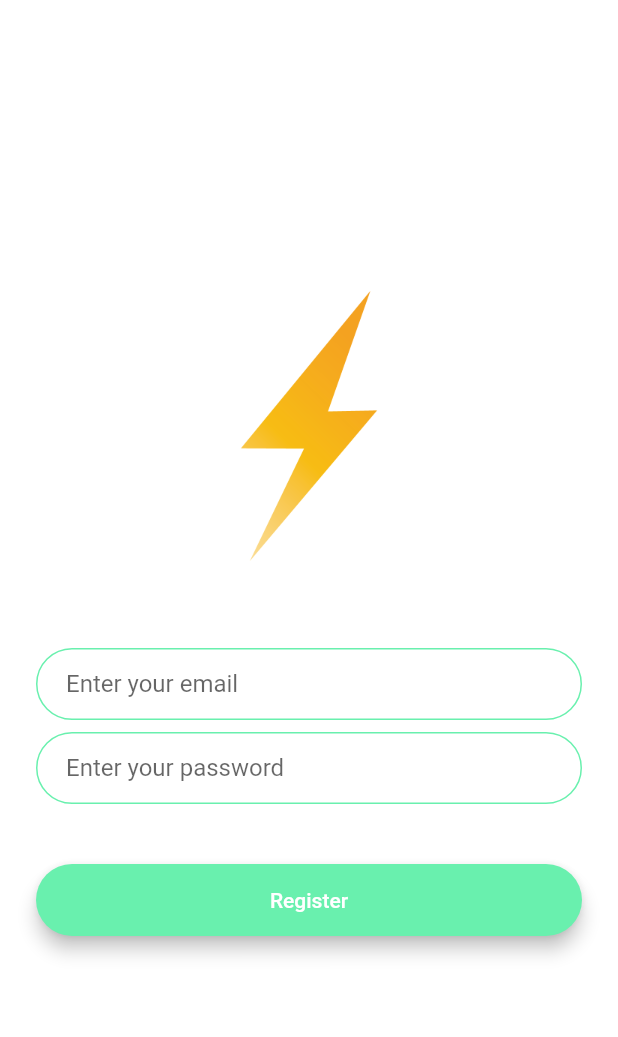
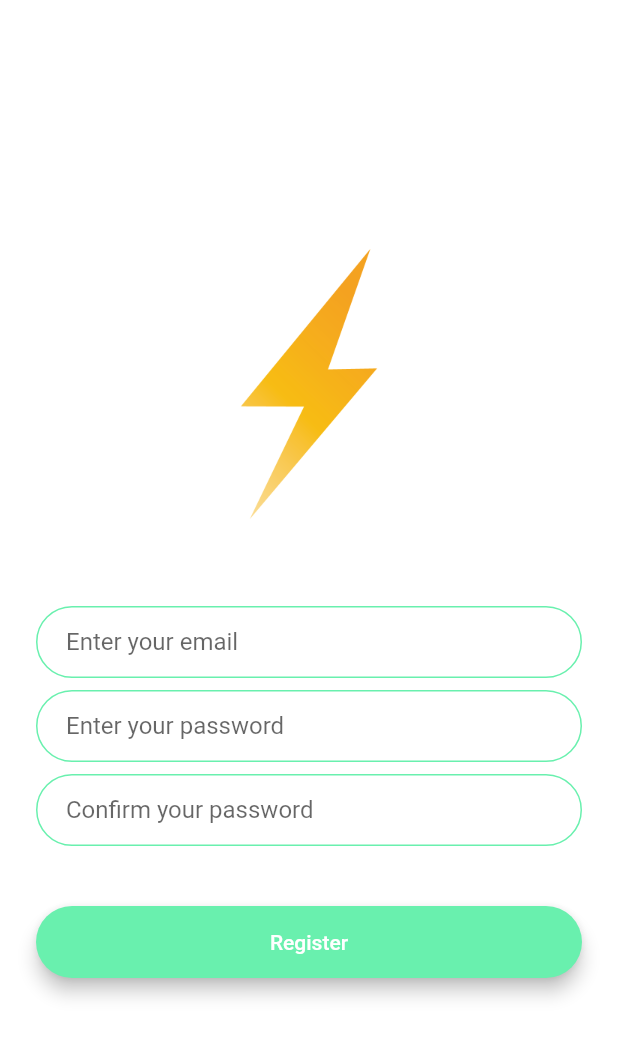
Before and after one commit to Blackrose-blackhat/chat-app, a Flutter app: the screen it shows after launch, after a tap on "Registration", on a phone screen of 412 x 824 dp. Shown: the top 1037 px of the screen. Run offline on Flutter 3.47's test engine with Material 2 defaults, Android fonts, the phone set to English and light mode, and no system bars.

Commit message:
UI completed

```diff
--- a/lib/main.dart
+++ b/lib/main.dart
@@ -15,8 +15,8 @@ class MyApp extends StatelessWidget {
   @override
   Widget build(BuildContext context) {
     return MaterialApp(
-      initialRoute: '/',
       onGenerateRoute: (settings) => RouteGenerate.generateRoute(settings),
+      initialRoute: WelcomeScreen.routeName,
       theme: ThemeData(
         textTheme: const TextTheme(
           bodyMedium: TextStyle(
@@ -26,7 +26,6 @@ class MyApp extends StatelessWidget {
           ),
         ),
       ),
-      home: WelcomeScreen(),
     );
   }
 }
--- a/lib/screens/chat_screen.dart
+++ b/lib/screens/chat_screen.dart
@@ -2,6 +2,7 @@ import 'package:flutter/material.dart';
 import 'package:chaaat/constants.dart';
 
 class ChatScreen extends StatefulWidget {
+  static const routeName = 'chat-screen';
   @override
   _ChatScreenState createState() => _ChatScreenState();
 }
--- a/lib/screens/registration_page.dart
+++ b/lib/screens/registration_page.dart
@@ -1,6 +1,7 @@
 import 'package:flutter/material.dart';
 
 class RegistrationScreen extends StatefulWidget {
+  static const routeName = '/Register-screen';
   @override
   _RegistrationScreenState createState() => _RegistrationScreenState();
 }
@@ -16,15 +17,18 @@ class _RegistrationScreenState extends State<RegistrationScreen> {
           mainAxisAlignment: MainAxisAlignment.center,
           crossAxisAlignment: CrossAxisAlignment.stretch,
           children: <Widget>[
-            Container(
-              height: 200.0,
-              child: Image.asset('assets/images/logo.png'),
+            Hero(
+              tag: 'logo',
+              child: Container(
+                height: 200.0,
+                child: Image.asset('assets/images/logo.png'),
+              ),
             ),
             const SizedBox(
               height: 48.0,
             ),
             TextField(
-              onChanged: (value) {
+              onChanged: (val) {
                 //Do something with the user input.
               },
               decoration: const InputDecoration(
@@ -48,11 +52,35 @@ class _RegistrationScreenState extends State<RegistrationScreen> {
               height: 8.0,
             ),
             TextField(
-              onChanged: (value) {
+              onChanged: (val) {
                 //Do something with the user input.
               },
               decoration: const InputDecoration(
                 hintText: 'Enter your password',
+                contentPadding:
+                    EdgeInsets.symmetric(vertical: 10.0, horizontal: 20.0),
+                border: OutlineInputBorder(
+                  borderRadius: BorderRadius.all(Radius.circular(32.0)),
+                ),
+                enabledBorder: OutlineInputBorder(
+                  borderSide: BorderSide(color: Colors.greenAccent, width: 1.0),
+                  borderRadius: BorderRadius.all(Radius.circular(32.0)),
+                ),
+                focusedBorder: OutlineInputBorder(
+                  borderSide: BorderSide(color: Colors.greenAccent, width: 2.0),
+                  borderRadius: BorderRadius.all(Radius.circular(32.0)),
+                ),
+              ),
+            ),
+            const SizedBox(
+              height: 8.0,
+            ),
+            TextField(
+              onChanged: (val) {
+                //Do something with the user input.
+              },
+              decoration: const InputDecoration(
+                hintText: 'Confirm your password',
                 contentPadding:
                     EdgeInsets.symmetric(vertical: 10.0, horizontal: 20.0),
                 border: OutlineInputBorder(
--- a/lib/screens/routers.dart
+++ b/lib/screens/routers.dart
@@ -2,6 +2,7 @@ import 'package:chaaat/main.dart';
 import 'package:chaaat/screens/chat_screen.dart';
 import 'package:chaaat/screens/login_page.dart';
 import 'package:chaaat/screens/registration_page.dart';
+import 'package:chaaat/screens/welcome_screen.dart';
 import 'package:flutter/material.dart';
 
 class RouteGenerate {
@@ -9,16 +10,16 @@ class RouteGenerate {
     final args = settings.arguments;
 
     switch (settings.name) {
-      case '/':
-        return MaterialPageRoute(builder: ((context) => MyApp()));
+      case WelcomeScreen.routeName:
+        return MaterialPageRoute(builder: ((context) => WelcomeScreen()));
 
-      case '/login-screen':
+      case LoginScreen.routeName:
         return MaterialPageRoute(builder: ((context) => LoginScreen()));
 
-      case '/Register-screen':
+      case RegistrationScreen.routeName:
         return MaterialPageRoute(builder: ((context) => RegistrationScreen()));
 
-      case '/Chat-screen':
+      case ChatScreen.routeName:
         return MaterialPageRoute(builder: ((context) => ChatScreen()));
 
       default:
--- a/lib/screens/welcome_screen.dart
+++ b/lib/screens/welcome_screen.dart
@@ -1,15 +1,31 @@
+import 'package:chaaat/screens/login_page.dart';
+import 'package:chaaat/screens/registration_page.dart';
 import 'package:flutter/material.dart';
 import 'package:chaaat/widgets/customButton.dart';
 import 'package:chaaat/screens/routers.dart';
 
 class WelcomeScreen extends StatefulWidget {
   const WelcomeScreen({super.key});
+  static const String routeName = '/welcome-screen';
 
   @override
   State<WelcomeScreen> createState() => WelcomeScreenState();
 }
 
-class WelcomeScreenState extends State<WelcomeScreen> {
+class WelcomeScreenState extends State<WelcomeScreen>
+    with SingleTickerProviderStateMixin {
+  late AnimationController controller;
+
+  @override
+  void initState() {
+    // TODO: implement initState
+    controller = AnimationController(
+      vsync: this,
+      duration: const Duration(seconds: 1),
+    );
+    super.initState();
+  }
+
   @override
   Widget build(BuildContext context) {
     return Scaffold(
@@ -18,18 +34,27 @@ class WelcomeScreenState extends State<WelcomeScreen> {
           child: Column(
             mainAxisAlignment: MainAxisAlignment.center,
             children: <Widget>[
-              const Image(
-                height: 130,
-                width: 130,
-                image: AssetImage('assets/images/logo.png'),
+              Row(
+                children: const [
+                  Hero(
+                    tag: 'logo',
+                    child: Image(
+                      height: 110,
+                      width: 90,
+                      image: AssetImage('assets/images/logo.png'),
+                    ),
+                  ),
+                  Text('FLASH CHAT'),
+                ],
               ),
-              const Text('CHAT'),
               const SizedBox(
                 height: 20,
               ),
               CustomButton(
                 text: 'Login',
-                onTap: () {},
+                onTap: () {
+                  Navigator.of(context).pushNamed(LoginScreen.routeName);
+                },
               ),
               const SizedBox(
                 height: 20,
@@ -37,7 +62,7 @@ class WelcomeScreenState extends State<WelcomeScreen> {
               CustomButton(
                 text: 'Registration',
                 onTap: () {
-                  Navigator.of(context).pushNamed('/Register-screen');
+                  Navigator.of(context).pushNamed(RegistrationScreen.routeName);
                 },
               ),
             ],
```
Also changed, not shown: lib/screens/login_page.dart (+10 -5 lines).
